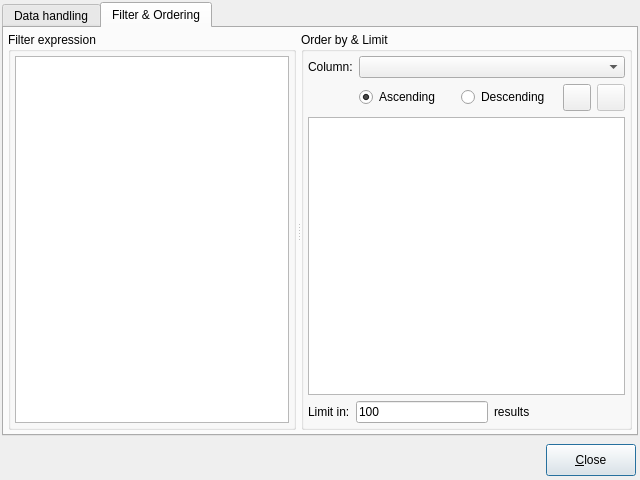
pgmodeler/pgmodeler, file libpgmodeler_ui/ui/datamanipulationform.ui: the form before one commit.
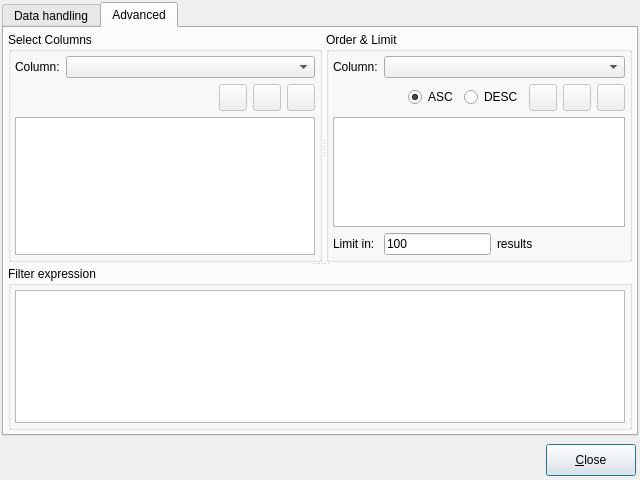
The form after the commit. The open tabs and pages were chosen to show the change. Icons and pictures are not drawn.

Commit message: DataManipulationForm implementation checkpoint. Pending the insert, delete and update through the results grid.

The edit to the form file:
```diff
--- a/libpgmodeler_ui/ui/datamanipulationform.ui
+++ b/libpgmodeler_ui/ui/datamanipulationform.ui
@@ -624,7 +624,7 @@
      </widget>
      <widget class="QWidget" name="tab_2">
       <attribute name="title">
-       <string>Filter &amp;&amp; Ordering</string>
+       <string>Advanced</string>
       </attribute>
       <layout class="QGridLayout" name="gridLayout_2">
        <property name="leftMargin">
@@ -640,21 +640,31 @@
         <number>4</number>
        </property>
        <item row="0" column="0">
+        <widget class="QSplitter" name="splitter_2">
+         <property name="orientation">
+          <enum>Qt::Vertical</enum>
+         </property>
+         <property name="childrenCollapsible">
+          <bool>false</bool>
+         </property>
         <widget class="QSplitter" name="splitter">
          <property name="orientation">
           <enum>Qt::Horizontal</enum>
          </property>
-         <property name="handleWidth">
-          <number>5</number>
-         </property>
          <property name="childrenCollapsible">
           <bool>false</bool>
          </property>
-         <widget class="QGroupBox" name="filter_grp">
+          <widget class="QGroupBox" name="order_by_grp_2">
+           <property name="sizePolicy">
+            <sizepolicy hsizetype="Preferred" vsizetype="Preferred">
+             <horstretch>0</horstretch>
+             <verstretch>0</verstretch>
+            </sizepolicy>
+           </property>
           <property name="title">
-           <string>Filter expression</string>
-          </property>
-          <layout class="QGridLayout" name="gridLayout_9">
+            <string>Select Columns</string>
+           </property>
+           <layout class="QVBoxLayout" name="verticalLayout">
            <property name="leftMargin">
             <number>4</number>
            </property>
@@ -667,16 +677,176 @@
            <property name="bottomMargin">
             <number>4</number>
            </property>
+            <item>
+             <layout class="QGridLayout" name="gridLayout_5">
            <item row="0" column="0">
-            <widget class="QTextEdit" name="filter_txt">
-             <property name="tabChangesFocus">
-              <bool>true</bool>
-             </property>
-             <property name="undoRedoEnabled">
-              <bool>true</bool>
-             </property>
-             <property name="acceptRichText">
-              <bool>true</bool>
+               <widget class="QLabel" name="column_lbl_2">
+                <property name="sizePolicy">
+                 <sizepolicy hsizetype="Fixed" vsizetype="Preferred">
+                  <horstretch>0</horstretch>
+                  <verstretch>0</verstretch>
+                 </sizepolicy>
+                </property>
+                <property name="text">
+                 <string>Column:</string>
+                </property>
+               </widget>
+              </item>
+              <item row="1" column="4">
+               <widget class="QToolButton" name="clear_sel_cols_tb">
+                <property name="enabled">
+                 <bool>false</bool>
+                </property>
+                <property name="sizePolicy">
+                 <sizepolicy hsizetype="Fixed" vsizetype="Fixed">
+                  <horstretch>0</horstretch>
+                  <verstretch>0</verstretch>
+                 </sizepolicy>
+                </property>
+                <property name="minimumSize">
+                 <size>
+                  <width>0</width>
+                  <height>0</height>
+                 </size>
+                </property>
+                <property name="toolTip">
+                 <string>Clear the selected columns list</string>
+                </property>
+                <property name="text">
+                 <string/>
+                </property>
+                <property name="icon">
+                 <iconset resource="../res/resources.qrc">
+                  <normaloff>:/icones/icones/limpartexto.png</normaloff>:/icones/icones/limpartexto.png</iconset>
+                </property>
+                <property name="iconSize">
+                 <size>
+                  <width>20</width>
+                  <height>20</height>
+                 </size>
+                </property>
+                <property name="shortcut">
+                 <string>Del</string>
+                </property>
+               </widget>
+              </item>
+              <item row="1" column="3">
+               <widget class="QToolButton" name="rem_sel_col_tb">
+                <property name="enabled">
+                 <bool>false</bool>
+                </property>
+                <property name="sizePolicy">
+                 <sizepolicy hsizetype="Fixed" vsizetype="Fixed">
+                  <horstretch>0</horstretch>
+                  <verstretch>0</verstretch>
+                 </sizepolicy>
+                </property>
+                <property name="minimumSize">
+                 <size>
+                  <width>0</width>
+                  <height>0</height>
+                 </size>
+                </property>
+                <property name="toolTip">
+                 <string>Remove Item</string>
+                </property>
+                <property name="text">
+                 <string/>
+                </property>
+                <property name="icon">
+                 <iconset resource="../res/resources.qrc">
+                  <normaloff>:/icones/icones/remover.png</normaloff>:/icones/icones/remover.png</iconset>
+                </property>
+                <property name="iconSize">
+                 <size>
+                  <width>20</width>
+                  <height>20</height>
+                 </size>
+                </property>
+                <property name="shortcut">
+                 <string>Del</string>
+                </property>
+               </widget>
+              </item>
+              <item row="1" column="2">
+               <widget class="QToolButton" name="add_sel_col_tb">
+                <property name="enabled">
+                 <bool>false</bool>
+                </property>
+                <property name="sizePolicy">
+                 <sizepolicy hsizetype="Fixed" vsizetype="Fixed">
+                  <horstretch>0</horstretch>
+                  <verstretch>0</verstretch>
+                 </sizepolicy>
+                </property>
+                <property name="minimumSize">
+                 <size>
+                  <width>0</width>
+                  <height>0</height>
+                 </size>
+                </property>
+                <property name="toolTip">
+                 <string>Add Item</string>
+                </property>
+                <property name="text">
+                 <string/>
+                </property>
+                <property name="icon">
+                 <iconset resource="../res/resources.qrc">
+                  <normaloff>:/icones/icones/adicionar.png</normaloff>:/icones/icones/adicionar.png</iconset>
+                </property>
+                <property name="iconSize">
+                 <size>
+                  <width>20</width>
+                  <height>20</height>
+                 </size>
+                </property>
+                <property name="shortcut">
+                 <string>Ins</string>
+                </property>
+               </widget>
+              </item>
+              <item row="0" column="1" colspan="4">
+               <widget class="QComboBox" name="sel_column_cmb">
+                <property name="sizePolicy">
+                 <sizepolicy hsizetype="Expanding" vsizetype="Fixed">
+                  <horstretch>0</horstretch>
+                  <verstretch>0</verstretch>
+                 </sizepolicy>
+                </property>
+                <property name="insertPolicy">
+                 <enum>QComboBox::InsertAlphabetically</enum>
+                </property>
+               </widget>
+              </item>
+              <item row="1" column="0" colspan="2">
+               <spacer name="horizontalSpacer_2">
+                <property name="orientation">
+                 <enum>Qt::Horizontal</enum>
+                </property>
+                <property name="sizeHint" stdset="0">
+                 <size>
+                  <width>40</width>
+                  <height>20</height>
+                 </size>
+                </property>
+               </spacer>
+              </item>
+             </layout>
+            </item>
+            <item>
+             <widget class="QListWidget" name="sel_columns_lst">
+              <property name="sizePolicy">
+               <sizepolicy hsizetype="Preferred" vsizetype="Expanding">
+                <horstretch>0</horstretch>
+                <verstretch>0</verstretch>
+               </sizepolicy>
+              </property>
+              <property name="minimumSize">
+               <size>
+                <width>300</width>
+                <height>0</height>
+               </size>
              </property>
             </widget>
            </item>
@@ -684,9 +854,9 @@
          </widget>
          <widget class="QGroupBox" name="order_by_grp">
           <property name="title">
-           <string>Order by &amp;&amp; Limit</string>
-          </property>
-          <layout class="QGridLayout" name="gridLayout_11">
+            <string>Order &amp;&amp; Limit</string>
+           </property>
+           <layout class="QGridLayout" name="gridLayout_6">
            <property name="leftMargin">
             <number>4</number>
            </property>
@@ -699,8 +869,6 @@
            <property name="bottomMargin">
             <number>4</number>
            </property>
-           <item row="0" column="0" colspan="3">
-            <layout class="QGridLayout" name="gridLayout_10">
              <item row="0" column="0">
               <widget class="QLabel" name="column_lbl">
                <property name="text">
@@ -708,42 +876,59 @@
                </property>
               </widget>
              </item>
-             <item row="0" column="1" colspan="4">
-              <widget class="QComboBox" name="column_cmb"/>
-             </item>
-             <item row="1" column="1">
+            <item row="0" column="1" colspan="7">
+             <widget class="QComboBox" name="ord_column_cmb">
+              <property name="insertPolicy">
+               <enum>QComboBox::InsertAlphabetically</enum>
+              </property>
+             </widget>
+            </item>
+            <item row="1" column="0" colspan="2">
+             <spacer name="horizontalSpacer_3">
+              <property name="orientation">
+               <enum>Qt::Horizontal</enum>
+              </property>
+              <property name="sizeHint" stdset="0">
+               <size>
+                <width>72</width>
+                <height>20</height>
+               </size>
+              </property>
+             </spacer>
+            </item>
+            <item row="1" column="2">
               <widget class="QRadioButton" name="asc_rb">
                <property name="sizePolicy">
-                <sizepolicy hsizetype="Expanding" vsizetype="Fixed">
+               <sizepolicy hsizetype="Fixed" vsizetype="Fixed">
                  <horstretch>0</horstretch>
                  <verstretch>0</verstretch>
                 </sizepolicy>
                </property>
                <property name="text">
-                <string>Ascending</string>
+               <string>ASC</string>
                </property>
                <property name="checked">
                 <bool>true</bool>
                </property>
               </widget>
              </item>
-             <item row="1" column="2">
+            <item row="1" column="3" colspan="2">
               <widget class="QRadioButton" name="desc_rb">
                <property name="sizePolicy">
-                <sizepolicy hsizetype="Expanding" vsizetype="Fixed">
+               <sizepolicy hsizetype="Fixed" vsizetype="Fixed">
                  <horstretch>0</horstretch>
                  <verstretch>0</verstretch>
                 </sizepolicy>
                </property>
                <property name="text">
-                <string>Descending</string>
+               <string>DESC</string>
                </property>
               </widget>
              </item>
-             <item row="1" column="3">
-              <widget class="QToolButton" name="add_col_tb">
+            <item row="1" column="5">
+             <widget class="QToolButton" name="add_ord_col_tb">
                <property name="enabled">
-                <bool>true</bool>
+               <bool>false</bool>
                </property>
                <property name="sizePolicy">
                 <sizepolicy hsizetype="Preferred" vsizetype="Preferred">
@@ -778,8 +963,8 @@
                </property>
               </widget>
              </item>
-             <item row="1" column="4">
-              <widget class="QToolButton" name="rem_col_tb">
+            <item row="1" column="6">
+             <widget class="QToolButton" name="rem_ord_col_tb">
                <property name="enabled">
                 <bool>false</bool>
                </property>
@@ -816,20 +1001,69 @@
                </property>
               </widget>
              </item>
-            </layout>
-           </item>
-           <item row="1" column="0" colspan="3">
-            <widget class="QListWidget" name="order_by_lst"/>
-           </item>
-           <item row="2" column="0">
+            <item row="1" column="7">
+             <widget class="QToolButton" name="clear_ord_cols_tb">
+              <property name="enabled">
+               <bool>false</bool>
+              </property>
+              <property name="sizePolicy">
+               <sizepolicy hsizetype="Fixed" vsizetype="Fixed">
+                <horstretch>0</horstretch>
+                <verstretch>0</verstretch>
+               </sizepolicy>
+              </property>
+              <property name="minimumSize">
+               <size>
+                <width>0</width>
+                <height>0</height>
+               </size>
+              </property>
+              <property name="toolTip">
+               <string>Clear the order by columns list</string>
+              </property>
+              <property name="text">
+               <string/>
+              </property>
+              <property name="icon">
+               <iconset resource="../res/resources.qrc">
+                <normaloff>:/icones/icones/limpartexto.png</normaloff>:/icones/icones/limpartexto.png</iconset>
+              </property>
+              <property name="iconSize">
+               <size>
+                <width>20</width>
+                <height>20</height>
+               </size>
+              </property>
+              <property name="shortcut">
+               <string>Del</string>
+              </property>
+             </widget>
+            </item>
+            <item row="2" column="0" colspan="8">
+             <widget class="QListWidget" name="ord_columns_lst">
+              <property name="sizePolicy">
+               <sizepolicy hsizetype="Preferred" vsizetype="Expanding">
+                <horstretch>0</horstretch>
+                <verstretch>0</verstretch>
+               </sizepolicy>
+              </property>
+             </widget>
+            </item>
+            <item row="3" column="0">
             <widget class="QLabel" name="limit_lbl">
              <property name="text">
               <string>Limit in:</string>
              </property>
             </widget>
            </item>
-           <item row="2" column="1">
+            <item row="3" column="1" colspan="3">
             <widget class="QLineEdit" name="limit_edt">
+              <property name="sizePolicy">
+               <sizepolicy hsizetype="Preferred" vsizetype="Fixed">
+                <horstretch>0</horstretch>
+                <verstretch>0</verstretch>
+               </sizepolicy>
+              </property>
              <property name="inputMethodHints">
               <set>Qt::ImhDigitsOnly</set>
              </property>
@@ -841,7 +1075,7 @@
              </property>
             </widget>
            </item>
-           <item row="2" column="2">
+            <item row="3" column="4" colspan="4">
             <widget class="QLabel" name="results_lbl">
              <property name="sizePolicy">
               <sizepolicy hsizetype="Expanding" vsizetype="Preferred">
@@ -851,6 +1085,39 @@
              </property>
              <property name="text">
               <string>results</string>
+              </property>
+             </widget>
+            </item>
+           </layout>
+          </widget>
+         </widget>
+         <widget class="QGroupBox" name="filter_grp">
+          <property name="title">
+           <string>Filter expression</string>
+          </property>
+          <layout class="QGridLayout" name="gridLayout_9">
+           <property name="leftMargin">
+            <number>4</number>
+           </property>
+           <property name="topMargin">
+            <number>4</number>
+           </property>
+           <property name="rightMargin">
+            <number>4</number>
+           </property>
+           <property name="bottomMargin">
+            <number>4</number>
+           </property>
+           <item row="0" column="0">
+            <widget class="QTextEdit" name="filter_txt">
+             <property name="tabChangesFocus">
+              <bool>true</bool>
+             </property>
+             <property name="undoRedoEnabled">
+              <bool>true</bool>
+             </property>
+             <property name="acceptRichText">
+              <bool>true</bool>
              </property>
             </widget>
            </item>
```
Left out of the diff: 196 changed lines with no effect on the pictures. Lines whose indentation alone changed are shown as unchanged. The commit also changes 5 other files.
